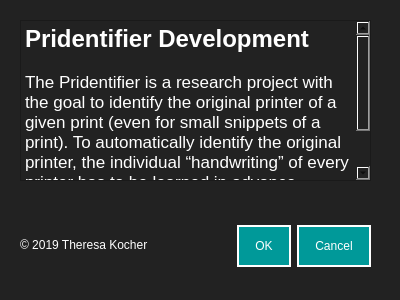
Above: design/dialog_instructionData.ui from resa89/pridentifier before the change. Below: the same form after it.
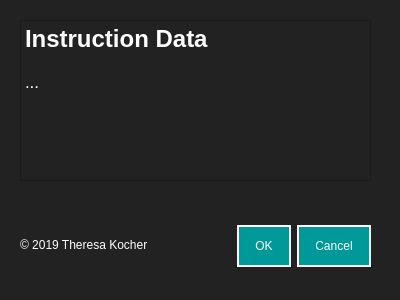
That is the form after the change.

Commit message: devel: Adapt dialog ui and py files and integrate all into pridentifier menu bar

The edit to the form file:
```diff
--- a/design/dialog_instructionData.ui
+++ b/design/dialog_instructionData.ui
@@ -82,9 +82,9 @@
 &lt;html&gt;&lt;head&gt;&lt;meta name=&quot;qrichtext&quot; content=&quot;1&quot; /&gt;&lt;style type=&quot;text/css&quot;&gt;
 p, li { white-space: pre-wrap; }
 &lt;/style&gt;&lt;/head&gt;&lt;body style=&quot; font-family:'Helvetica'; font-size:12pt; font-weight:400; font-style:normal;&quot;&gt;
-&lt;p style=&quot; margin-top:0px; margin-bottom:0px; margin-left:0px; margin-right:0px; -qt-block-indent:0; text-indent:0px;&quot;&gt;&lt;span style=&quot; font-size:18pt; font-weight:600;&quot;&gt;Pridentifier Development&lt;/span&gt;&lt;/p&gt;
+&lt;p style=&quot; margin-top:0px; margin-bottom:0px; margin-left:0px; margin-right:0px; -qt-block-indent:0; text-indent:0px;&quot;&gt;&lt;span style=&quot; font-size:18pt; font-weight:600;&quot;&gt;Instruction Data&lt;/span&gt;&lt;/p&gt;
 &lt;p style=&quot;-qt-paragraph-type:empty; margin-top:0px; margin-bottom:0px; margin-left:0px; margin-right:0px; -qt-block-indent:0; text-indent:0px;&quot;&gt;&lt;br /&gt;&lt;/p&gt;
-&lt;p style=&quot; margin-top:0px; margin-bottom:0px; margin-left:0px; margin-right:0px; -qt-block-indent:0; text-indent:0px;&quot;&gt;&lt;span style=&quot; font-family:'.SF NS Text'; font-size:13pt;&quot;&gt;The Pridentifier is a research project with the goal to identify the original printer of a given print (even for small snippets of a print). To automatically identify the original printer, the individual “handwriting” of every printer has to be learned in advance. Therefor Fourier analysis featuers are used.&lt;/span&gt;&lt;/p&gt;&lt;/body&gt;&lt;/html&gt;</string>
+&lt;p style=&quot; margin-top:0px; margin-bottom:0px; margin-left:0px; margin-right:0px; -qt-block-indent:0; text-indent:0px;&quot;&gt;&lt;span style=&quot; font-family:'.SF NS Text'; font-size:13pt;&quot;&gt;...&lt;/span&gt;&lt;/p&gt;&lt;/body&gt;&lt;/html&gt;</string>
    </property>
   </widget>
  </widget>
```
The commit also changes 32 other files.
